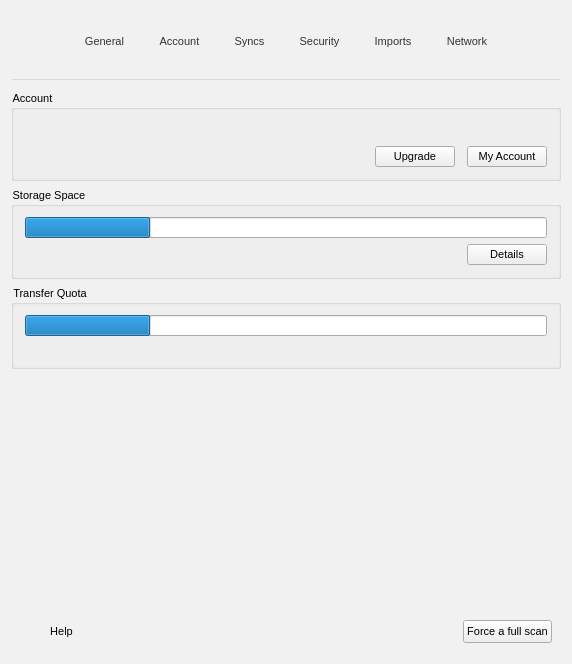
Before: the Qt Designer form src/MEGASync/gui/linux/SettingsDialog.ui in meganz/MEGAsync, drawn with Qt 5.
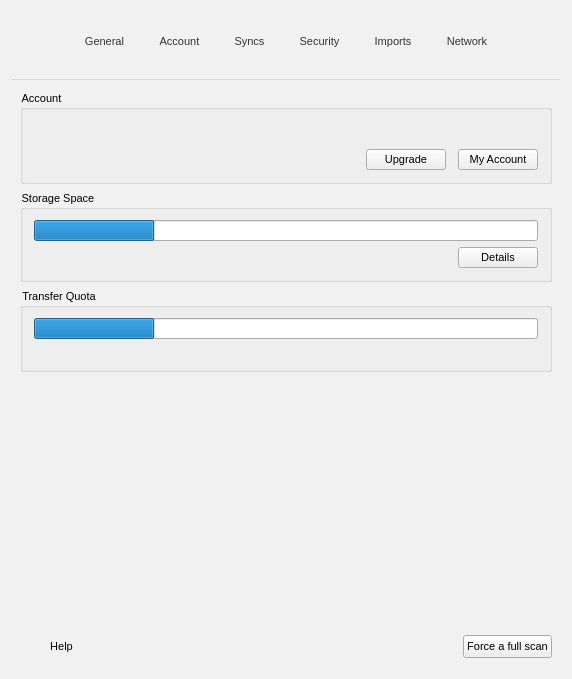
After: the same form once the commit is applied. The open tabs and pages were chosen to show the change. Icons and pictures are not drawn. Custom widgets are drawn as their Qt base class.

Commit message: Settings dialog: Account tab: polish (margins + font size and weight)

What changed in the file:
```diff
--- a/src/MEGASync/gui/linux/SettingsDialog.ui
+++ b/src/MEGASync/gui/linux/SettingsDialog.ui
@@ -10,7 +10,7 @@
     <x>0</x>
     <y>0</y>
     <width>572</width>
-    <height>664</height>
+    <height>679</height>
    </rect>
   </property>
   <property name="contextMenuPolicy">
@@ -1129,9 +1129,15 @@
        </sizepolicy>
       </property>
       <layout class="QVBoxLayout" name="verticalLayout_2">
+       <property name="leftMargin">
+        <number>20</number>
+       </property>
        <property name="topMargin">
         <number>10</number>
        </property>
+       <property name="rightMargin">
+        <number>20</number>
+       </property>
        <property name="bottomMargin">
         <number>0</number>
        </property>
@@ -1210,9 +1216,13 @@
                <property name="styleSheet">
                 <string notr="true">QLabel
 {
-font-weight: bold;
+	font-size: 14px;
+    font-weight: 500;
 }</string>
                </property>
+               <property name="text">
+                <string notr="true"/>
+               </property>
               </widget>
              </item>
              <item row="2" column="2">
@@ -1261,7 +1271,8 @@
                <property name="styleSheet">
                 <string notr="true">QLabel
 {
-font-weight: bold;
+	font-size: 14px;
+    font-weight: 500;
 }</string>
                </property>
                <property name="indent">
```
Left out of the diff: 2 changed lines with no effect on the pictures. The commit also changes 1 other file.
